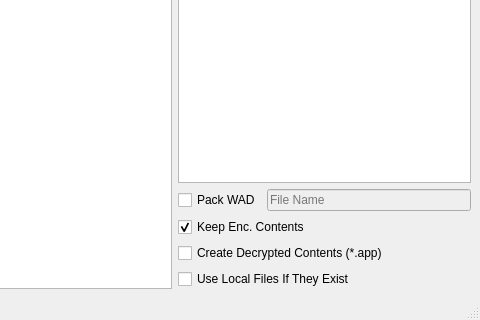
Above: qt/ui/MainMenu.ui from NinjaCheetah/NUSGet before the change; both pictures show x 130 to 610 and y 285 to 605 of the 610 by 605 pixel window. Below: the same form after it.
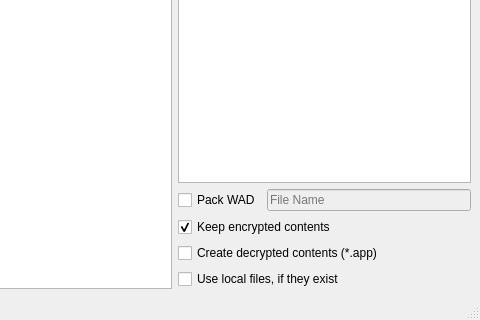
That is the form after the change.

Commit message: Will now use a local Ticket if use local files is checked and it exists

```diff
--- a/qt/ui/MainMenu.ui
+++ b/qt/ui/MainMenu.ui
@@ -149,7 +149,7 @@
       <item>
        <widget class="QCheckBox" name="keep_enc_chkbox">
         <property name="text">
-         <string>Keep Enc. Contents</string>
+         <string>Keep encrypted contents</string>
         </property>
         <property name="checked">
          <bool>true</bool>
@@ -159,7 +159,7 @@
       <item>
        <widget class="QCheckBox" name="create_dec_chkbox">
         <property name="text">
-         <string>Create Decrypted Contents (*.app)</string>
+         <string>Create decrypted contents (*.app)</string>
         </property>
        </widget>
       </item>
@@ -169,7 +169,7 @@
          <bool>true</bool>
         </property>
         <property name="text">
-         <string>Use Local Files If They Exist</string>
+         <string>Use local files, if they exist</string>
         </property>
        </widget>
       </item>
```
The commit also changes 2 other files.
